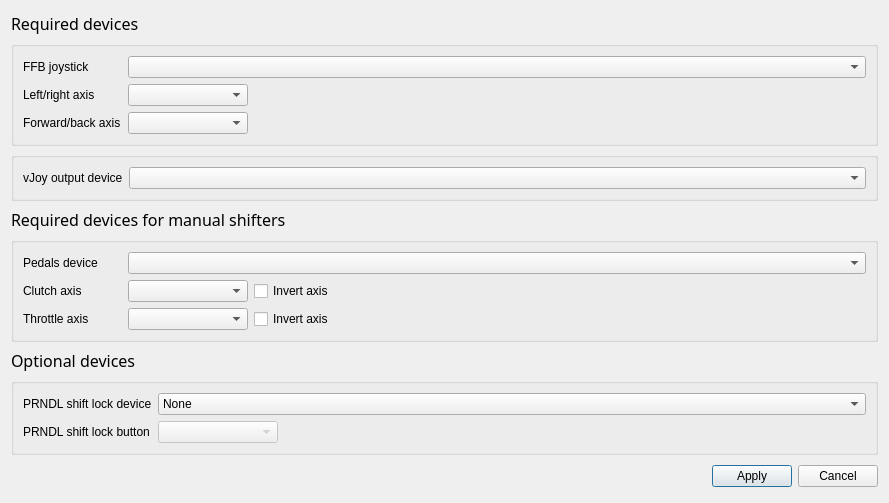
This is BonusFFB/InputOutputSettingsDialog.ui in kgmonteith/BonusFFB as Qt 5 draws it before an edit. The edited form follows.
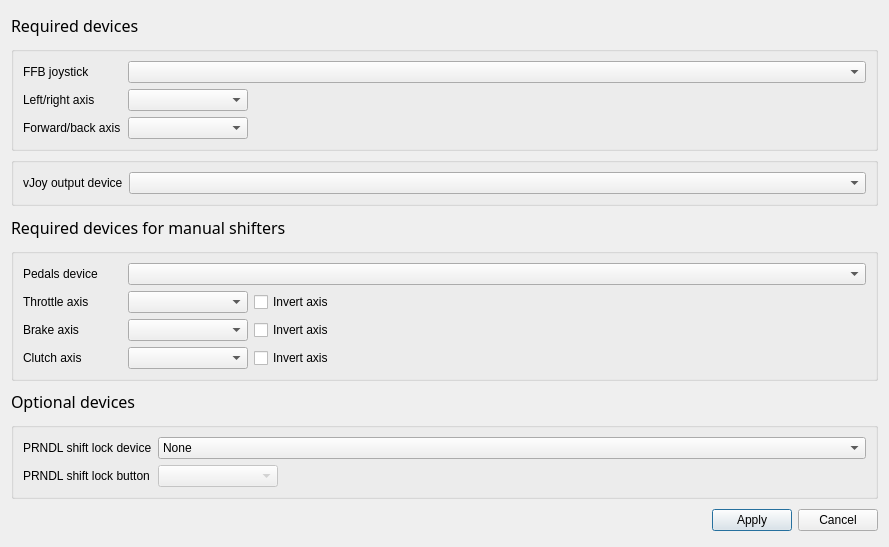
This is the edited form.

Commit message: Unified more mode features as parent class functions

The edit to the form file:
```diff
--- a/BonusFFB/InputOutputSettingsDialog.ui
+++ b/BonusFFB/InputOutputSettingsDialog.ui
@@ -7,7 +7,7 @@
     <x>0</x>
     <y>0</y>
     <width>889</width>
-    <height>503</height>
+    <height>547</height>
    </rect>
   </property>
   <property name="windowTitle">
@@ -209,20 +209,7 @@
         </property>
        </widget>
       </item>
-      <item row="0" column="1">
-       <widget class="QComboBox" name="pedalsDeviceComboBox">
-        <property name="font">
-         <font>
-          <family>Segoe UI</family>
-          <pointsize>9</pointsize>
-         </font>
-        </property>
-        <property name="placeholderText">
-         <string>Select...</string>
-        </property>
-       </widget>
-      </item>
-      <item row="1" column="0">
+      <item row="3" column="0">
        <widget class="QLabel" name="clutchAxisLabel_2">
         <property name="minimumSize">
          <size>
@@ -235,7 +222,7 @@
         </property>
        </widget>
       </item>
-      <item row="1" column="1">
+      <item row="3" column="1">
        <layout class="QHBoxLayout" name="horizontalLayout_10">
         <item>
          <widget class="QComboBox" name="clutchAxisComboBox">
@@ -302,14 +289,14 @@
         </item>
        </layout>
       </item>
-      <item row="2" column="0">
+      <item row="1" column="0">
        <widget class="QLabel" name="label_8">
         <property name="text">
          <string>Throttle axis</string>
         </property>
        </widget>
       </item>
-      <item row="2" column="1">
+      <item row="1" column="1">
        <layout class="QHBoxLayout" name="horizontalLayout_12">
         <item>
          <widget class="QComboBox" name="throttleAxisComboBox">
@@ -370,6 +357,87 @@
         </item>
        </layout>
       </item>
+      <item row="2" column="0">
+       <widget class="QLabel" name="label_10">
+        <property name="text">
+         <string>Brake axis</string>
+        </property>
+       </widget>
+      </item>
+      <item row="2" column="1">
+       <layout class="QHBoxLayout" name="horizontalLayout_15">
+        <item>
+         <widget class="QComboBox" name="brakeAxisComboBox">
+          <property name="sizePolicy">
+           <sizepolicy hsizetype="Fixed" vsizetype="Fixed">
+            <horstretch>0</horstretch>
+            <verstretch>0</verstretch>
+           </sizepolicy>
+          </property>
+          <property name="minimumSize">
+           <size>
+            <width>120</width>
+            <height>0</height>
+           </size>
+          </property>
+          <property name="maximumSize">
+           <size>
+            <width>120</width>
+            <height>16777215</height>
+           </size>
+          </property>
+         </widget>
+        </item>
+        <item>
+         <widget class="QCheckBox" name="invertBrakeAxisBox">
+          <property name="sizePolicy">
+           <sizepolicy hsizetype="Fixed" vsizetype="Fixed">
+            <horstretch>0</horstretch>
+            <verstretch>0</verstretch>
+           </sizepolicy>
+          </property>
+          <property name="minimumSize">
+           <size>
+            <width>100</width>
+            <height>0</height>
+           </size>
+          </property>
+          <property name="styleSheet">
+           <string notr="true"/>
+          </property>
+          <property name="text">
+           <string>Invert axis</string>
+          </property>
+         </widget>
+        </item>
+        <item>
+         <spacer name="horizontalSpacer_6">
+          <property name="orientation">
+           <enum>Qt::Orientation::Horizontal</enum>
+          </property>
+          <property name="sizeHint" stdset="0">
+           <size>
+            <width>40</width>
+            <height>20</height>
+           </size>
+          </property>
+         </spacer>
+        </item>
+       </layout>
+      </item>
+      <item row="0" column="1">
+       <widget class="QComboBox" name="pedalsDeviceComboBox">
+        <property name="font">
+         <font>
+          <family>Segoe UI</family>
+          <pointsize>9</pointsize>
+         </font>
+        </property>
+        <property name="placeholderText">
+         <string>Select...</string>
+        </property>
+       </widget>
+      </item>
      </layout>
     </widget>
    </item>
```
Left out of the diff: 2 changed lines with no effect on the pictures. The commit also changes 21 other files.
